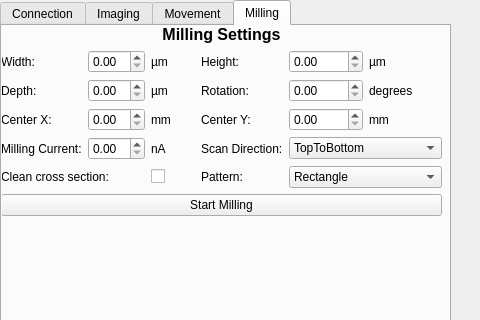
Old version of the form fibsem/ui/qtdesigner_files/connect.ui in the repository DeMarcoLab/fibsem; both pictures show x 0 to 480 and y 0 to 320 of the 932 by 850 pixel window.
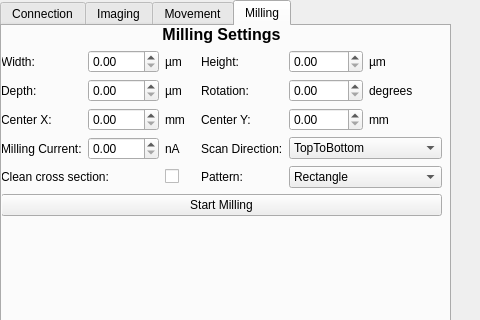
New version of the form.

Patch:
```diff
--- a/fibsem/ui/qtdesigner_files/connect.ui
+++ b/fibsem/ui/qtdesigner_files/connect.ui
@@ -808,7 +808,11 @@
           </widget>
          </item>
          <item row="4" column="1">
-          <widget class="QDoubleSpinBox" name="center_x_milling"/>
+          <widget class="QDoubleSpinBox" name="center_x_milling">
+           <property name="maximum">
+            <double>1000.000000000000000</double>
+           </property>
+          </widget>
          </item>
          <item row="4" column="0">
           <widget class="QLabel" name="label_4">
@@ -869,10 +873,18 @@
           </widget>
          </item>
          <item row="3" column="1">
-          <widget class="QDoubleSpinBox" name="depth_milling"/>
+          <widget class="QDoubleSpinBox" name="depth_milling">
+           <property name="maximum">
+            <double>1000.000000000000000</double>
+           </property>
+          </widget>
          </item>
          <item row="2" column="1">
-          <widget class="QDoubleSpinBox" name="width_milling"/>
+          <widget class="QDoubleSpinBox" name="width_milling">
+           <property name="maximum">
+            <double>1000.000000000000000</double>
+           </property>
+          </widget>
          </item>
          <item row="2" column="0">
           <widget class="QLabel" name="label_7">
```
Left out of the diff: 12 changed lines with no effect on the pictures.
